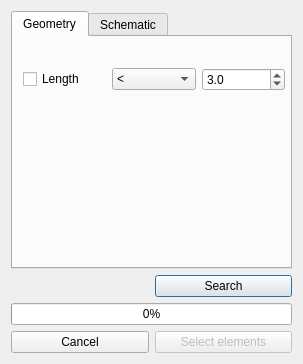
First picture: the form in qWat/ui_PipeSearch.ui, repository qwat/QWAT, before the edit.
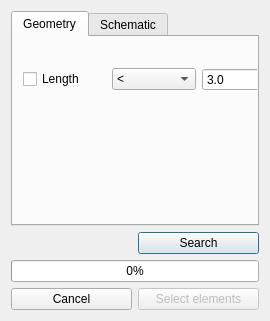
Second picture: the form after the edit. The open tabs and pages were chosen to show the change.

Diff of the .ui file:
```diff
--- a/qWat/ui_PipeSearch.ui
+++ b/qWat/ui_PipeSearch.ui
@@ -6,8 +6,8 @@
    <rect>
     <x>0</x>
     <y>0</y>
-    <width>303</width>
-    <height>364</height>
+    <width>270</width>
+    <height>321</height>
    </rect>
   </property>
   <property name="sizePolicy">
```
Left out of the diff: 2 changed lines with no effect on the pictures.
